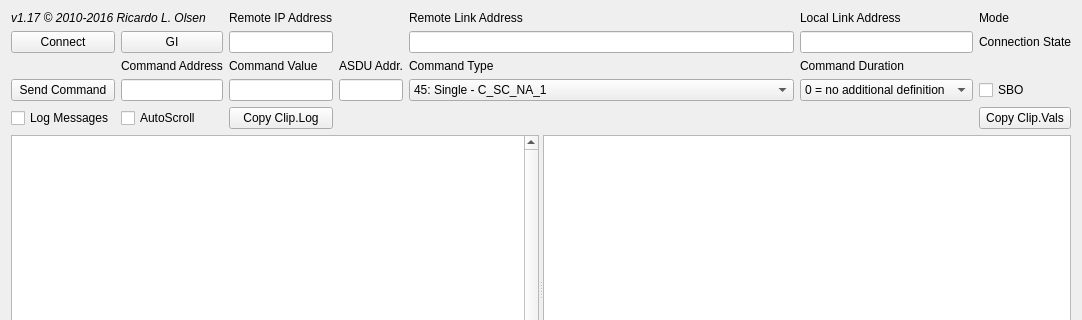
This is qtester104/mainwindow.ui in fox1983/OSHMI as Qt 5 draws it before an edit; both pictures show x 0 to 1082 and y 0 to 320 of the 1082 by 465 pixel window. The edited form follows.
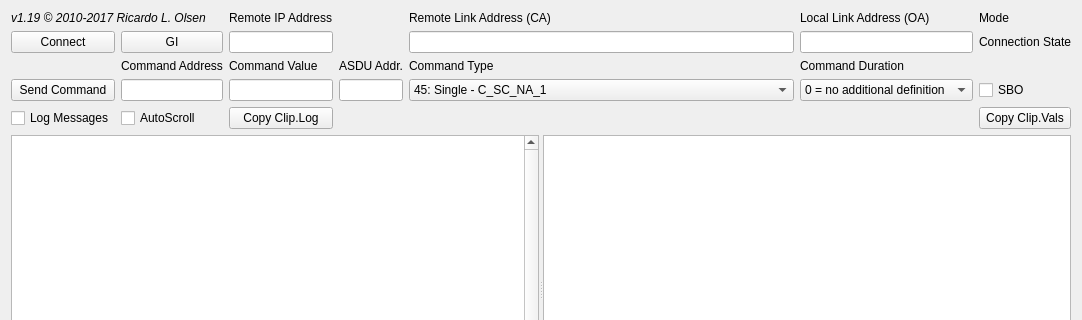
This is the edited form.

Diff of the .ui file:
```diff
--- a/qtester104/mainwindow.ui
+++ b/qtester104/mainwindow.ui
@@ -6,7 +6,7 @@
    <rect>
     <x>0</x>
     <y>0</y>
-    <width>906</width>
+    <width>961</width>
     <height>465</height>
    </rect>
   </property>
@@ -262,7 +262,7 @@
     <item row="0" column="5">
      <widget class="QLabel" name="label_4">
       <property name="text">
-       <string>Local Link Address</string>
+       <string>Local Link Address (OA)</string>
       </property>
      </widget>
     </item>
@@ -283,7 +283,7 @@
     <item row="0" column="4">
      <widget class="QLabel" name="label_3">
       <property name="text">
-       <string>Remote Link Address</string>
+       <string>Remote Link Address (CA)</string>
       </property>
      </widget>
     </item>
@@ -295,7 +295,7 @@
        </font>
       </property>
       <property name="text">
-       <string>v1.17 © 2010-2016 Ricardo L. Olsen</string>
+       <string>v1.19 © 2010-2017 Ricardo L. Olsen</string>
       </property>
      </widget>
     </item>
```
Left out of the diff: 2 changed lines with no effect on the pictures.
